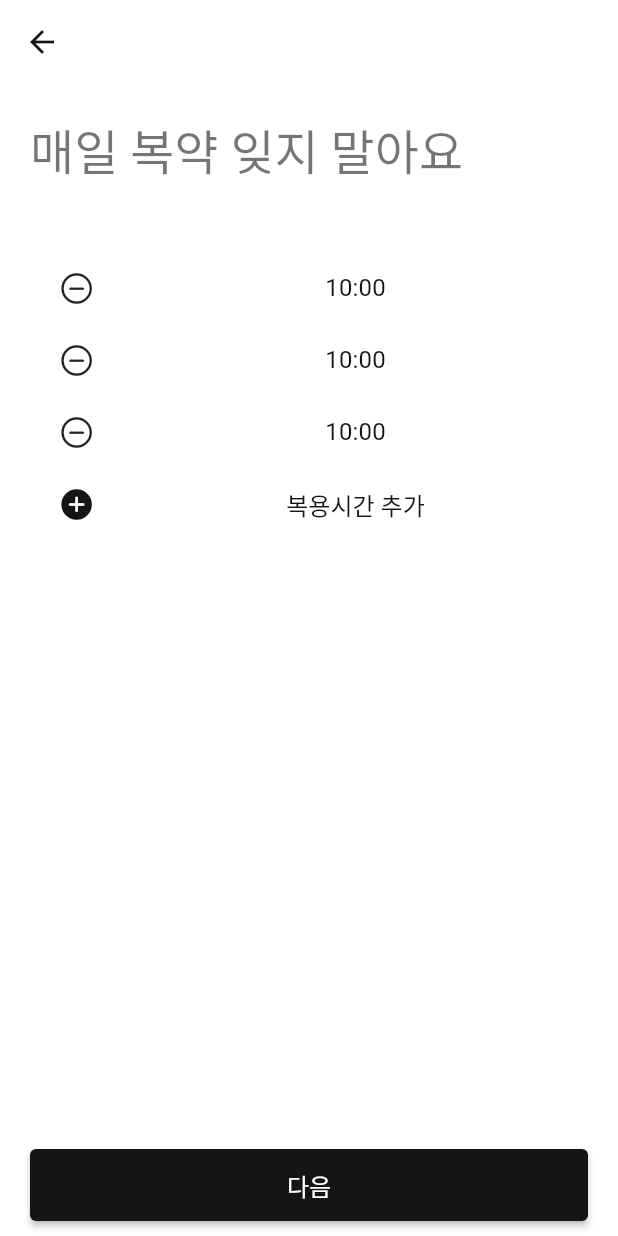
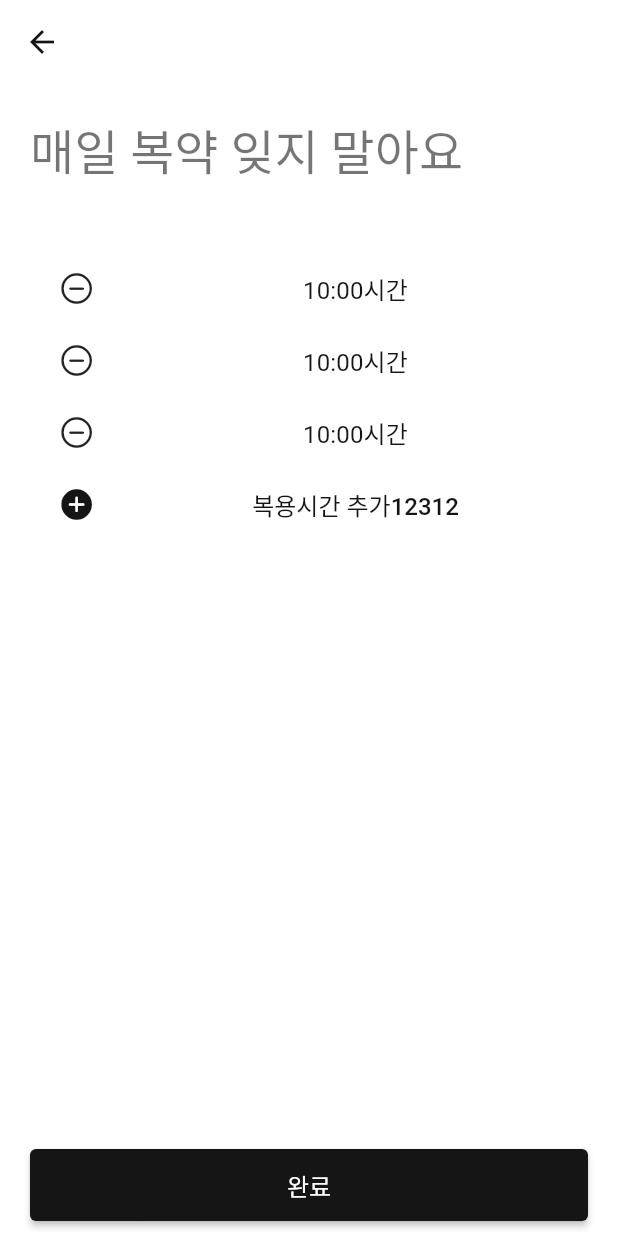
Before and after one commit to SHT-3756/fastcampus_practice, a Flutter app: the AddAlarmPage screen opened directly with empty values, on a phone screen of 412 x 824 dp. Run offline on Flutter 3.47's test engine with Material 2 defaults, Android fonts, the phone set to English and light mode, and no system bars; our stand-ins replace flutter_easyloading, flutter_local_notifications, flutter_native_timezone, fluttertoast, hive, hive_flutter and 3 more; missing offline and left inert: dart:ffi; accounts and stored records are empty; Roboto replaces fonts that are missing (GmarketSansTTF).

Commit message:
add_page_widget.dart_주성생성 및 매개변수 값 바인딩

```diff
--- a/flutter_application_heetae/lib/pages/add_medicine/add_alarm_page.dart
+++ b/flutter_application_heetae/lib/pages/add_medicine/add_alarm_page.dart
@@ -67,7 +67,7 @@ class AlarmBox extends StatelessWidget {
             style: TextButton.styleFrom(
                 textStyle: Theme.of(context).textTheme.subtitle2),
             onPressed: () {},
-            child: Text('10:00'),
+            child: Text('10:00시간'),
           ),
         ),
       ],
@@ -93,7 +93,7 @@ class AddAlarmButton extends StatelessWidget {
           Expanded(flex: 1, child: Icon(CupertinoIcons.plus_circle_fill)),
           Expanded(
             flex: 5,
-            child: Center(child: Text('복용시간 추가')),
+            child: Center(child: Text('복용시간 추가12312')),
           ),
         ],
       ),
--- a/flutter_application_heetae/lib/pages/add_medicine/components/add_page_widget.dart
+++ b/flutter_application_heetae/lib/pages/add_medicine/components/add_page_widget.dart
@@ -26,6 +26,7 @@ class AddPageBody extends StatelessWidget {
   }
 }
 
+// 바텀전송버튼 클래스
 class BottomSubmitButton extends StatelessWidget {
   const BottomSubmitButton(
       {super.key, required this.onPressed, required this.text});
@@ -44,7 +45,7 @@ class BottomSubmitButton extends StatelessWidget {
           onPressed: onPressed,
           style: ElevatedButton.styleFrom(
               textStyle: Theme.of(context).textTheme.subtitle1),
-          child: Text('다음'),
+          child: Text(text),
         ),
       ),
     ));
```
